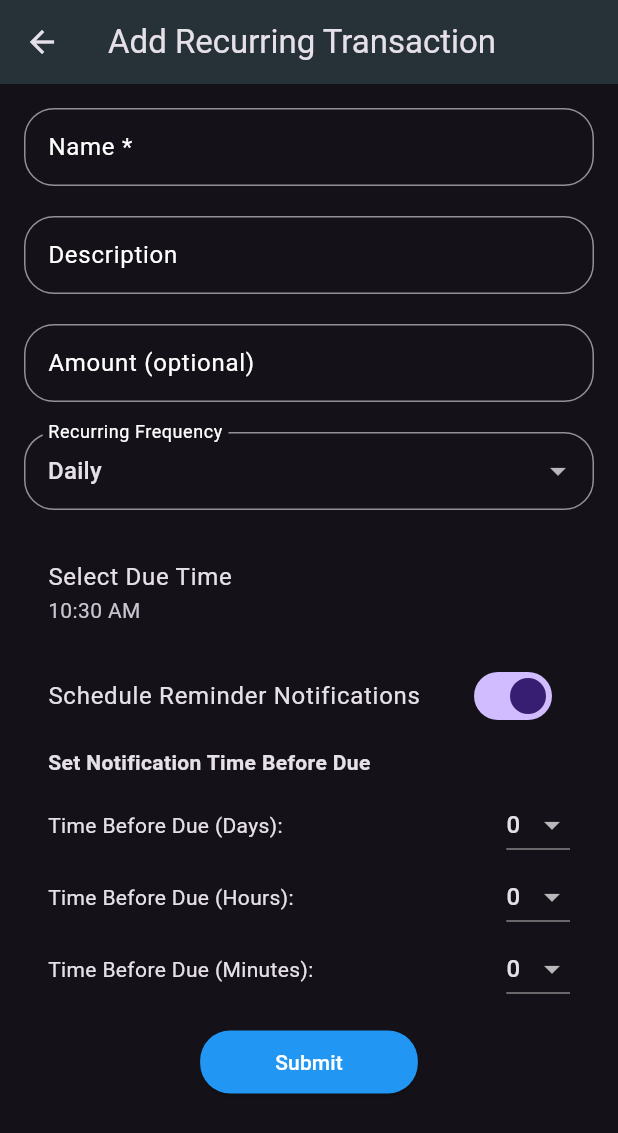
After one commit to Samooh-9820060/ExpnZ, a Flutter app: the AddRecurringTransactionPage screen opened directly, after a tap on "Schedule Reminder Notifications", on a phone screen of 412 x 824 dp. The commit adds this screen. Shown: the top 1133 px of the screen. Run offline on Flutter 3.47's test engine with Material 3 defaults, Android fonts, the phone set to English and light mode, and no system bars; our stand-ins replace cloud_firestore, file_picker, firebase_auth, firebase_core, firebase_storage, fl_chart and 10 more; missing offline and left inert: animated_drawer, currency_picker, excel, feedback, flutter_iconpicker, notifications; accounts and stored records are empty; network calls fail.

Commit message:
Recurring Transaction design
page designs created

```diff
--- a/lib/main.dart
+++ b/lib/main.dart
@@ -149,8 +149,8 @@ class _MyAppState extends State<MyApp> {
         primarySwatch: Colors.blue,
         primaryColor: Colors.blueAccent,
         hintColor: Colors.amber,
-        brightness: Brightness.dark, // Set brightness as per your design
-        visualDensity: VisualDensity.adaptivePlatformDensity,
+        brightness: Brightness.dark,
+        visualDensity: VisualDensity.comfortable,
 
         buttonTheme: ButtonThemeData(
           buttonColor: Colors.blueAccent,
--- a/lib/menus/MenuDrawer.dart
+++ b/lib/menus/MenuDrawer.dart
@@ -2,6 +2,7 @@ import 'package:expnz/screens/AboutUsScreen.dart';
 import 'package:expnz/screens/HelpSupportScreen.dart';
 import 'package:expnz/screens/HomeScreen.dart';
 import 'package:expnz/screens/MyProfile.dart';
+import 'package:expnz/screens/RecurringTransactionsPage.dart';
 import 'package:expnz/screens/SettingsScreen.dart';
 import 'package:expnz/screens/SignInScreen.dart';
 import 'package:firebase_auth/firebase_auth.dart';
@@ -62,7 +63,7 @@ class _MenuDrawerState extends State<MenuDrawer> {
               //menuItem(Icons.notifications, "Notifications", context, targetPage: HomeScreen()),
             ]),
             menuGroup([
-              //menuItem(Icons.loop, "Recurring Transactions", context, targetPage: HomeScreen()),
+              menuItem(Icons.loop, "Recurring Transactions", context, targetPage: RecurringTransactionsPage()),
               //menuItem(Icons.group_add, "Invite Friends", context, targetPage: HomeScreen()),
               menuItem(Icons.info, "About Us", context, targetPage: AboutUsScreen()),
               menuItem(Icons.exit_to_app, "Logout", context, targetPage: null, onTap: _signOut),
--- /dev/null
+++ b/lib/screens/AddRecurringTransaction.dart
@@ -0,0 +1,223 @@
+import 'package:flutter/material.dart';
+
+class AddRecurringTransactionPage extends StatefulWidget {
+  @override
+  _AddRecurringTransactionPageState createState() => _AddRecurringTransactionPageState();
+}
+
+class _AddRecurringTransactionPageState extends State<AddRecurringTransactionPage> {
+  final _formKey = GlobalKey<FormState>();
+  String name = '';
+  String description = '';
+  double? amount;
+  bool scheduleReminder = false;
+  String frequency = 'Daily'; // Default value for transaction frequency
+  String dayOfWeek = 'Monday'; // Default value for weekly frequency
+  DateTime selectedDate = DateTime.now(); // Default value for monthly or yearly frequency
+  TimeOfDay selectedTime = TimeOfDay.now(); // Default value for due time
+  int notificationDaysBefore = 0;
+  int notificationHoursBefore = 0;
+  int notificationMinutesBefore = 0;
+  String notificationFrequency = 'Hourly'; // Notification frequency for monthly/yearly
+
+  final List<String> frequencies = ['Daily', 'Weekly', 'Monthly', 'Yearly'];
+  final List<String> daysOfWeek = ['Sunday', 'Monday', 'Tuesday', 'Wednesday', 'Thursday', 'Friday', 'Saturday'];
+  final List<String> notificationFrequencies = ['Hourly', 'Daily', 'At Time of Event'];
+
+  @override
+  Widget build(BuildContext context) {
+    List<Widget> notificationTimingWidgets = [];
+
+    if (scheduleReminder) {
+      notificationTimingWidgets.addAll(buildNotificationTimingFields(['days', 'hours', 'minutes']));
+    }
+
+
+    return Scaffold(
+      appBar: AppBar(
+        title: Text('Add Recurring Transaction'),
+        backgroundColor: Colors.blueGrey[900],
+      ),
+      body: SingleChildScrollView(
+        padding: const EdgeInsets.all(16.0),
+        child: Form(
+          key: _formKey,
+          child: Column(
+            crossAxisAlignment: CrossAxisAlignment.start,
+            children: <Widget>[
+              TextFormField(
+                decoration: InputDecoration(labelText: 'Name *'),
+                validator: (value) => value!.isEmpty ? 'Please enter a name' : null,
+                onSaved: (value) => name = value!,
+              ),
+              SizedBox(height: 20),
+              TextFormField(
+                decoration: InputDecoration(labelText: 'Description'),
+                onSaved: (value) => description = value ?? '',
+              ),
+              SizedBox(height: 20),
+              TextFormField(
+                decoration: InputDecoration(labelText: 'Amount (optional)'),
+                keyboardType: TextInputType.number,
+                onSaved: (value) => amount = value!.isEmpty ? null : double.parse(value),
+              ),
+              SizedBox(height: 20),
+              DropdownButtonFormField(
+                decoration: InputDecoration(labelText: 'Recurring Frequency'),
+                value: frequency,
+                onChanged: (String? newValue) => setState(() => frequency = newValue!),
+                items: frequencies.map<DropdownMenuItem<String>>((String value) {
+                  return DropdownMenuItem<String>(
+                    value: value,
+                    child: Text(value),
+                  );
+                }).toList(),
+              ),
+              SizedBox(height: 20),
+              if (frequency == 'Weekly') ...[
+                DropdownButtonFormField(
+                  decoration: InputDecoration(labelText: 'Day of Week Due'),
+                  value: dayOfWeek,
+                  onChanged: (String? newValue) => setState(() => dayOfWeek = newValue!),
+                  items: daysOfWeek.map<DropdownMenuItem<String>>((String value) {
+                    return DropdownMenuItem<String>(
+                      value: value,
+                      child: Text(value),
+                    );
+                  }).toList(),
+                ),
+              ],
+              if (frequency == 'Monthly' || frequency == 'Yearly') ...[
+                ListTile(
+                  title: Text('Select Due Date'),
+                  subtitle: Text('${selectedDate.toLocal()}'.split(' ')[0]),
+                  onTap: () async {
+                    DateTime? pickedDate = await showDatePicker(
+                      context: context,
+                      initialDate: selectedDate,
+                      firstDate: DateTime.now(),
+                      lastDate: DateTime(2101),
+                    );
+                    if (pickedDate != null && pickedDate != selectedDate) {
+                      setState(() {
+                        selectedDate = pickedDate;
+                      });
+                    }
+                  },
+                ),
+              ],
+              ListTile(
+                title: Text('Select Due Time'),
+                subtitle: Text(selectedTime.format(context)),
+                onTap: () async {
+                  TimeOfDay? pickedTime = await showTimePicker(
+                    context: context,
+                    initialTime: selectedTime,
+                  );
+                  if (pickedTime != null && pickedTime != selectedTime) {
+                    setState(() {
+                      selectedTime = pickedTime;
+                    });
+                  }
+                },
+              ),
+              SizedBox(height: 10),
+              SwitchListTile(
+                title: Text('Schedule Reminder Notifications'),
+                value: scheduleReminder,
+                onChanged: (bool value) => setState(() => scheduleReminder = value),
+              ),
+              ...notificationTimingWidgets,
+              Center(
+                child: Padding(
+                  padding: const EdgeInsets.symmetric(vertical: 16.0),
+                  child: ElevatedButton(
+                    onPressed: _submitForm,
+                    child: Text('Submit'),
+                    style: ElevatedButton.styleFrom(
+                      foregroundColor: Colors.white,
+                      backgroundColor: Colors.blue,
+                      padding: EdgeInsets.symmetric(horizontal: 50, vertical: 15),
+                    ),
+                  ),
+                ),
+              ),
+            ],
+          ),
+        ),
+      ),
+    );
+  }
+
+  List<Widget> buildNotificationTimingFields(List<String> units) {
+    List<Widget> fields = [];
+
+    // Add a header to explain the purpose of these fields
+    fields.add(
+      Padding(
+        padding: EdgeInsets.symmetric(vertical: 8.0, horizontal: 16.0),
+        child: Text(
+          'Set Notification Time Before Due',
+          style: TextStyle(fontWeight: FontWeight.bold),
+        ),
+      ),
+    );
+
+    for (String unit in units) {
+      fields.add(buildUnitSelector(
+          'Time Before Due (${unit.capitalize()}):', // Capitalize the first letter
+          unit,
+          unit == 'days' ? notificationDaysBefore
+              : unit == 'hours' ? notificationHoursBefore
+              : notificationMinutesBefore
+      ));
+    }
+    return fields;
+  }
+
+  Widget buildUnitSelector(String label, String unit, int value) {
+    return Padding(
+      padding: EdgeInsets.symmetric(horizontal: 16.0),
+      child: Row(
+        children: [
+          Expanded(child: Text(label)),
+          SizedBox(width: 10),
+          DropdownButton<int>(
+            value: value,
+            onChanged: (int? newValue) {
+              setState(() {
+                if (unit == 'days') notificationDaysBefore = newValue!;
+                else if (unit == 'hours') notificationHoursBefore = newValue!;
+                else if (unit == 'minutes') notificationMinutesBefore = newValue!;
+              });
+            },
+            items: List<DropdownMenuItem<int>>.generate(
+                unit == 'hours' ? 24 : 60, // Generate up to 22 for hours, 59 for minutes
+                    (index) => DropdownMenuItem(value: index, child: Text('$index'))
+            ),
+          ),
+        ],
+      ),
+    );
+  }
+
+
+
+  void _submitForm() {
+    if (_formKey.currentState!.validate()) {
+      _formKey.currentState!.save();
+      // Save the data locally and set up notifications if needed
+      // Navigate back or show confirmation
+      ScaffoldMessenger.of(context).showSnackBar(
+        SnackBar(content: Text('Recurring Transaction added')),
+      );
+    }
+  }
+}
+
+// Helper function to capitalize the first letter of a string
+extension StringExtension on String {
+  String capitalize() {
+    return "${this[0].toUpperCase()}${substring(1)}";
+  }
+}
--- /dev/null
+++ b/lib/screens/RecurringTransactionsPage.dart
@@ -0,0 +1,40 @@
+import 'package:flutter/material.dart';
+
+import 'AddRecurringTransaction.dart';
+
+class RecurringTransactionsPage extends StatelessWidget {
+  @override
+  Widget build(BuildContext context) {
+    // This is a placeholder for your local data fetching logic
+    final List<Map<String, dynamic>> recurringTransactions = [];
+
+    return Scaffold(
+      appBar: AppBar(
+        title: Text('Recurring Transactions'),
+        backgroundColor: Colors.blueGrey[900],
+      ),
+      body: ListView.builder(
+        itemCount: recurringTransactions.length,
+        itemBuilder: (context, index) {
+          var transaction = recurringTransactions[index];
+          return ListTile(
+            title: Text(transaction['name']),
+            subtitle: Text(transaction['description']),
+            trailing: Text('\$${transaction['amount']}'),
+            // Add more details as needed
+          );
+        },
+      ),
+      floatingActionButton: FloatingActionButton(
+        onPressed: () {
+          Navigator.push(
+            context,
+            MaterialPageRoute(builder: (context) => AddRecurringTransactionPage()),
+          );
+        },
+        child: Icon(Icons.add),
+        backgroundColor: Colors.blue,
+      ),
+    );
+  }
+}
```
